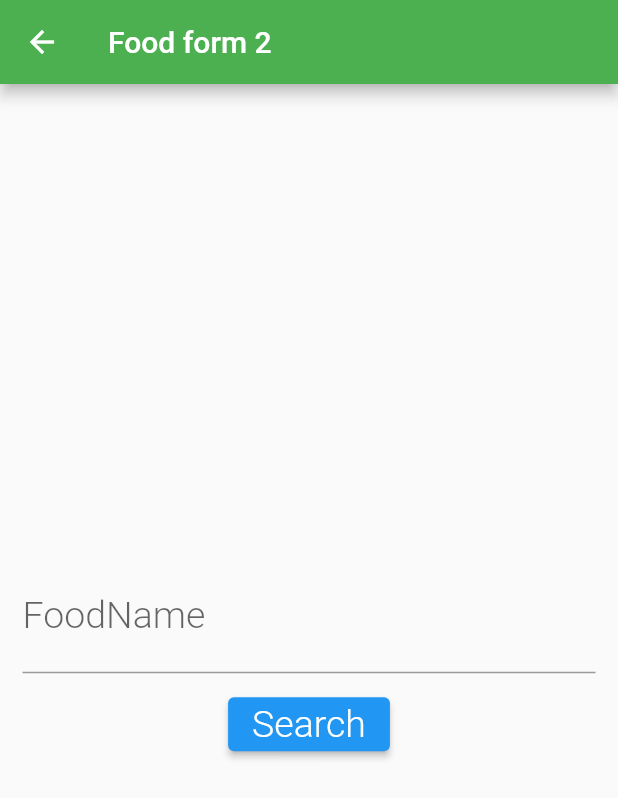
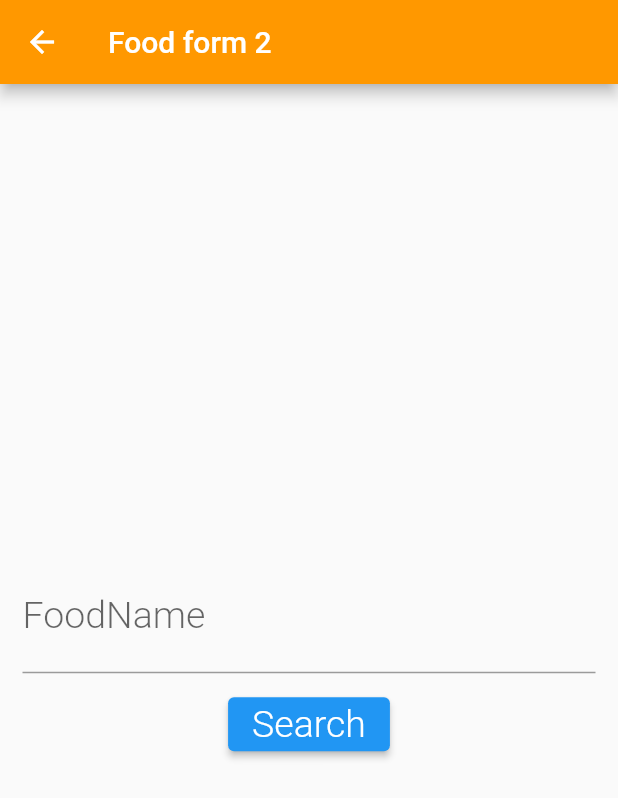
Before and after one commit to AadityaCholayil/DietMate, a Flutter app: the FoodForm screen opened directly, on a phone screen of 412 x 824 dp. Shown: the top 798 px of the screen. Run offline on Flutter 3.47's test engine with Material 2 defaults, Android fonts, the phone set to English and light mode, and no system bars; our stand-ins replace preload_page_view.

Commit message:
appbar orange

```diff
--- a/lib/food_form.dart
+++ b/lib/food_form.dart
@@ -83,7 +83,7 @@ class _FoodFormState extends State<FoodForm> {
     return Scaffold(
       appBar: AppBar(
         title: Text('Food form 2'),
-        backgroundColor: Colors.green,
+        backgroundColor: Colors.orange,
       ),
       body: Container(
         padding: EdgeInsets.all(15),
```
